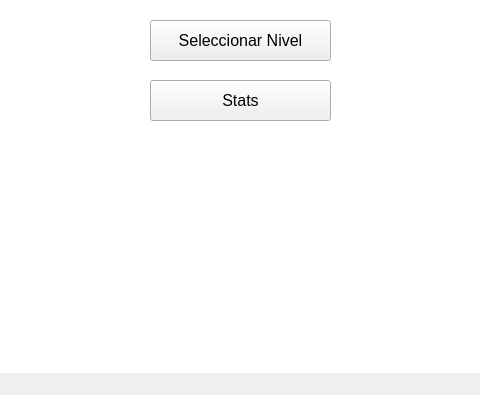
Above: GeometryDash/mainwindow.ui from santiago5030/Proyecto-final before the change; both pictures show x 90 to 570 and y 176 to 571 of the 663 by 571 pixel window. Below: the same form after it.
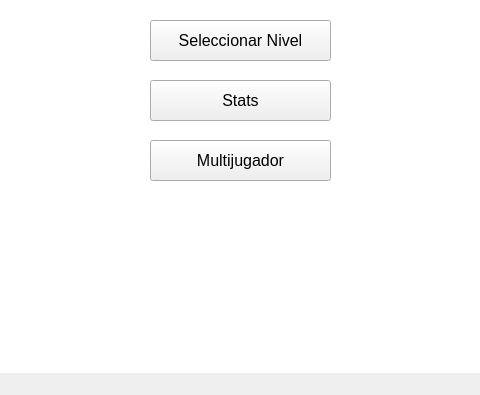
That is the form after the change.

The edit to the form file:
```diff
--- a/GeometryDash/mainwindow.ui
+++ b/GeometryDash/mainwindow.ui
@@ -68,6 +68,25 @@
      <string>Stats</string>
     </property>
    </widget>
+   <widget class="QPushButton" name="pushButton_3">
+    <property name="geometry">
+     <rect>
+      <x>240</x>
+      <y>280</y>
+      <width>181</width>
+      <height>41</height>
+     </rect>
+    </property>
+    <property name="font">
+     <font>
+      <family>Tahoma</family>
+      <pointsize>12</pointsize>
+     </font>
+    </property>
+    <property name="text">
+     <string>Multijugador</string>
+    </property>
+   </widget>
   </widget>
   <widget class="QToolBar" name="mainToolBar">
    <attribute name="toolBarArea">
```
Left out of the diff: 6 changed lines with no effect on the pictures.
